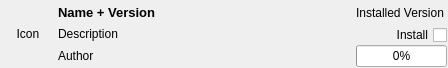
Above: libs/librepcb/librarymanager/repositorylibrarylistwidgetitem.ui from LibrePCB/LibrePCB before the change. Below: the same form after it.
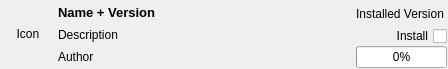
That is the form after the change.

Patch:
```diff
--- a/libs/librepcb/librarymanager/repositorylibrarylistwidgetitem.ui
+++ b/libs/librepcb/librarymanager/repositorylibrarylistwidgetitem.ui
@@ -7,7 +7,7 @@
     <x>0</x>
     <y>0</y>
     <width>448</width>
-    <height>68</height>
+    <height>69</height>
    </rect>
   </property>
   <property name="windowTitle">
```
Left out of the diff: 4 changed lines with no effect on the pictures.
